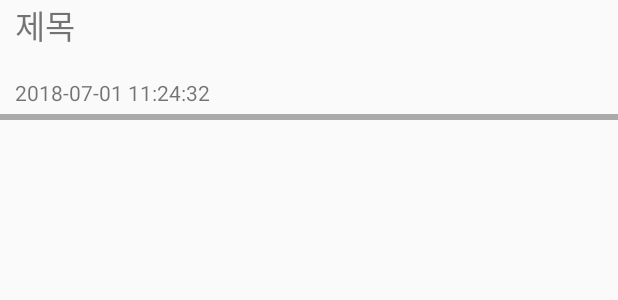
After one commit to GeoN5/Diary, an Android app: the layout item_default_diary.xml on its own in the app's theme, with its tools: preview values and no code run, on a phone screen of 412 x 824 dp. The commit adds this screen. Shown: the top 300 px of the screen. Run offline under Robolectric (Android 15) with nearby library versions, the phone set to English and light mode, and no system bars.

Commit message:
make RecyclerView & R

```diff
--- a/app/build.gradle
+++ b/app/build.gradle
@@ -38,4 +38,5 @@ dependencies {
     implementation 'com.squareup.retrofit2:converter-gson:2.4.0'
     implementation 'com.squareup.okhttp3:okhttp:3.10.0'
     implementation 'com.squareup.retrofit2:retrofit:2.4.0'
+    implementation 'com.android.support:recyclerview-v7:27.1.1'
 }
--- a/app/src/main/java/com/example/geonho/retorfitkotlin/RegisterActivity.kt
+++ b/app/src/main/java/com/example/geonho/retorfitkotlin/RegisterActivity.kt
@@ -93,7 +93,7 @@ class RegisterActivity : AppCompatActivity(),EasyPermissions.PermissionCallbacks
                 }
 
                 override fun onResponse(call: Call<Response>?, response: retrofit2.Response<Response>?) {
-                    if (response!!.body()!!.result.success) {
+                    if (response?.body()!=null && response!!.body()!!.result.success) {
                         Toast.makeText(applicationContext, response!!.body()!!.result.message, Toast.LENGTH_LONG).show()
                         finish()
                     } else {
--- a/app/src/main/res/layout/activity_login.xml
+++ b/app/src/main/res/layout/activity_login.xml
@@ -40,7 +40,8 @@
         <android.support.design.widget.TextInputEditText
             android:id="@+id/passwordEditText"
             android:layout_width="match_parent"
-            android:layout_height="wrap_content" />
+            android:layout_height="wrap_content"
+            android:inputType="textPassword"/>
     </android.support.design.widget.TextInputLayout>
 
     <Space
--- /dev/null
+++ b/app/src/main/res/layout/item_default_diary.xml
@@ -0,0 +1,29 @@
+<?xml version="1.0" encoding="utf-8"?>
+<LinearLayout xmlns:android="http://schemas.android.com/apk/res/android"
+    android:layout_width="match_parent"
+    android:layout_height="80dp"
+    xmlns:tools="http://schemas.android.com/tools"
+    android:orientation="vertical"
+    android:weightSum="100">
+
+    <TextView
+        android:id="@+id/titleText"
+        android:layout_width="match_parent"
+        android:layout_height="0dp"
+        android:layout_weight="65"
+        android:paddingLeft="10dp"
+        android:textSize="10pt"
+        tools:text="제목" />
+    <TextView
+        android:id="@+id/dateText"
+        android:layout_width="match_parent"
+        android:layout_height="0dp"
+        android:layout_weight="30"
+        android:paddingLeft="10dp"
+        tools:text="2018-07-01 11:24:32"/>
+    <View
+        android:layout_width="match_parent"
+        android:background="@android:color/darker_gray"
+        android:layout_height="0dp"
+        android:layout_weight="5"/>
+</LinearLayout>
```
Also changed, not shown: app/src/main/java/com/example/geonho/retorfitkotlin/DiaryRecyclerAdapter.kt (added, +29 -0 lines), app/src/main/java/com/example/geonho/retorfitkotlin/MainActivity.kt (+42 -0 lines), app/src/main/java/com/example/geonho/retorfitkotlin/beans.kt (+5 -10 lines), app/src/main/java/com/example/geonho/retorfitkotlin/services.kt (+7 -4 lines), app/src/main/res/layout/activity_main.xml (+6 -10 lines).
